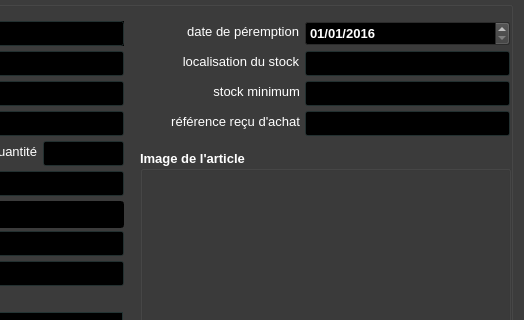
First picture: the form in ui/yeroth-erp-modifier-window.ui, repository xnoumbissinoundou/yeroth-erp-3.0, before the edit; both pictures show x 276 to 800 and y 162 to 482 of the 800 by 600 pixel window.
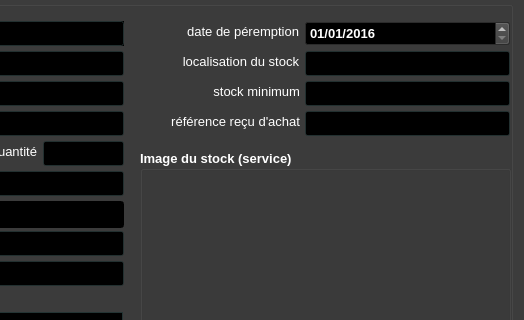
Second picture: the form after the edit. Icons and pictures are not drawn. Custom widgets are drawn as their Qt base class.

Commit message: On branch master 	modified:   src/windows/yeroth-erp-entrer-window.cpp 	modified:   src/windows/yeroth-erp-entrer-window.hpp 	modified:   src/windows/yeroth-erp-paiements-window.cpp 	modified:   src/windows/yeroth-erp-ventes-window.cpp 	modified:   ui/yeroth-erp-entrer-window.ui 	modified:   ui/yeroth-erp-modifier-window.ui 	modified:   ui/yeroth-erp-stock-detail-window.ui

What changed in the file:
```diff
--- a/ui/yeroth-erp-modifier-window.ui
+++ b/ui/yeroth-erp-modifier-window.ui
@@ -5026,7 +5026,7 @@
       </font>
      </property>
      <property name="title">
-      <string>Image de l'article</string>
+      <string>Image du stock (service)</string>
      </property>
      <widget class="QLabel" name="label_image_produit">
       <property name="geometry">
```
The commit also changes 6 other files.
